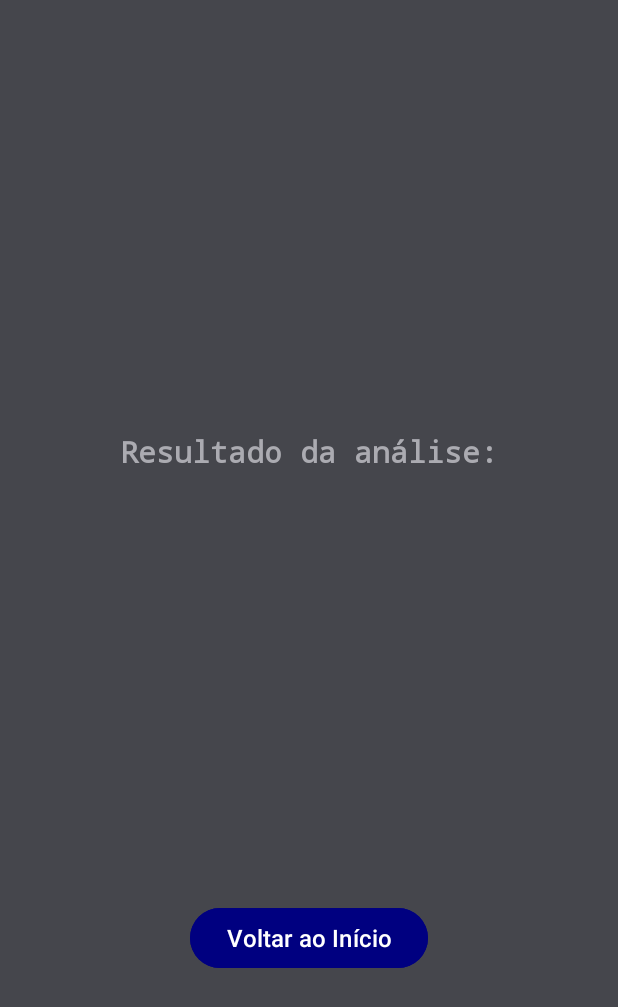
After one commit to 2025-1-NCC3/Projeto2, an Android app: the Pagina4 screen opened directly, with no data from a screen before it, on a phone screen of 412 x 824 dp. The commit adds this screen. Shown: the top 1007 px of the screen. Run offline under Robolectric (Android 15) with nearby library versions, the phone set to English and light mode, and no system bars.

Commit message:
adição de uma página de resultado + botão para voltar ao início

```diff
--- a/app/src/main/AndroidManifest.xml
+++ b/app/src/main/AndroidManifest.xml
@@ -12,6 +12,9 @@
         android:supportsRtl="true"
         android:theme="@style/Theme.SafeRide"
         tools:targetApi="31">
+        <activity
+            android:name=".Pagina4"
+            android:exported="false" />
         <activity
             android:name=".PoliticaPrivacidade"
             android:exported="false" />
@@ -32,8 +35,7 @@
             android:exported="false" />
         <activity
             android:name=".MainActivity"
-            android:exported="true">
-        </activity>
+            android:exported="true"></activity>
     </application>
 
 </manifest>
--- a/app/src/main/java/br/fecapccp/saferide/Pagina3.java
+++ b/app/src/main/java/br/fecapccp/saferide/Pagina3.java
@@ -64,16 +64,15 @@ public class Pagina3 extends AppCompatActivity {
             String temperamento = respostas.determinarTemperamento();
 
             // Exibir o resultado
-            AlertDialog.Builder builder = new AlertDialog.Builder(this);
-            builder.setTitle("Seu Perfil de Temperamento")
-                    .setMessage(temperamento)
-                    .setPositiveButton("OK", (dialog, which) -> dialog.dismiss())
-                    .show();
+            Intent intent = new Intent(this, Pagina4.class);
+            intent.putExtra("resultado", temperamento);
+            startActivity(intent);
+            finish();
         }
     }
 
     public void anterior(View view){
-        Intent voltarTela = new Intent(getApplicationContext(), MainActivity.class);
+        Intent voltarTela = new Intent(getApplicationContext(), Pagina2.class);
         startActivity(voltarTela); // Adicionado startActivity para efetivar a mudança de tela
     }
 }
--- /dev/null
+++ b/app/src/main/java/br/fecapccp/saferide/Pagina4.java
@@ -0,0 +1,37 @@
+package br.fecapccp.saferide;
+
+import android.content.Intent;
+import android.os.Bundle;
+import android.view.View;
+import android.widget.TextView;
+
+import androidx.activity.EdgeToEdge;
+import androidx.appcompat.app.AppCompatActivity;
+import androidx.core.graphics.Insets;
+import androidx.core.view.ViewCompat;
+import androidx.core.view.WindowInsetsCompat;
+
+public class Pagina4 extends AppCompatActivity {
+
+    @Override
+    protected void onCreate(Bundle savedInstanceState) {
+        super.onCreate(savedInstanceState);
+        setContentView(R.layout.activity_pagina4);
+
+        // Obtendo o resultado da análise passada pela intent
+        String resultado = getIntent().getStringExtra("resultado");
+
+        // Referenciando o TextView e exibindo o resultado
+        TextView resultadoView = findViewById(R.id.textResultado);
+        resultadoView.setText(resultado);
+    }
+
+
+    // Método para voltar à tela inicial
+    public void voltarInicio(View view) {
+        Intent intent = new Intent(this, PaginaPrincipal.class);
+        startActivity(intent);
+        finish(); // Finaliza a atividade para não ficar na pilha
+    }
+
+}
--- /dev/null
+++ b/app/src/main/res/layout/activity_pagina4.xml
@@ -0,0 +1,56 @@
+<?xml version="1.0" encoding="utf-8"?>
+<androidx.constraintlayout.widget.ConstraintLayout
+    xmlns:android="http://schemas.android.com/apk/res/android"
+    xmlns:app="http://schemas.android.com/apk/res-auto"
+    xmlns:tools="http://schemas.android.com/tools"
+    android:layout_width="match_parent"
+    android:layout_height="match_parent"
+    android:background="@color/cinzaEscuro"
+    tools:context=".Pagina4">
+
+    <TextView
+        android:id="@+id/textResultadoMensagem"
+        android:layout_width="wrap_content"
+        android:layout_height="wrap_content"
+        android:fontFamily="monospace"
+        android:text="@string/textResultado"
+        android:textAlignment="center"
+        android:textColor="@color/cinzaClaro"
+        android:textSize="20sp"
+        android:textStyle="bold"
+        app:layout_constraintBottom_toTopOf="@+id/buttonVoltar"
+        app:layout_constraintEnd_toEndOf="parent"
+        app:layout_constraintHorizontal_bias="0.5"
+        app:layout_constraintStart_toStartOf="parent"
+        app:layout_constraintTop_toTopOf="parent"
+        app:layout_constraintVertical_bias="0.5" />
+
+    <TextView
+        android:id="@+id/textResultado"
+        android:layout_width="wrap_content"
+        android:layout_height="wrap_content"
+        android:fontFamily="monospace"
+        android:text=""
+        android:textAlignment="center"
+        android:textColor="@color/cinzaClaro"
+        android:textSize="20sp"
+        android:textStyle="bold"
+        app:layout_constraintBottom_toBottomOf="parent"
+        app:layout_constraintEnd_toEndOf="parent"
+        app:layout_constraintHorizontal_bias="0.496"
+        app:layout_constraintStart_toStartOf="parent"
+        app:layout_constraintTop_toTopOf="parent" />
+
+    <Button
+        android:id="@+id/buttonVoltar"
+        android:layout_width="wrap_content"
+        android:layout_height="wrap_content"
+        android:text="@string/btnVoltar"
+        android:textSize="16sp"
+        android:onClick="voltarInicio"
+        android:backgroundTint="@color/azulMarinho"
+        app:layout_constraintTop_toBottomOf="@+id/textResultado"
+        app:layout_constraintBottom_toBottomOf="parent"
+        app:layout_constraintStart_toStartOf="parent"
+        app:layout_constraintEnd_toEndOf="parent"/>
+</androidx.constraintlayout.widget.ConstraintLayout>
--- a/app/src/main/res/values/appValues.xml
+++ b/app/src/main/res/values/appValues.xml
@@ -33,6 +33,10 @@
     <string name="btnIniciar">Iniciar</string>
     <string name="textTermoPoliticaVisualizar"><u>Termo de Política de Privacidade</u></string>
 
+    <!-- Página de Resultado da Análise Comportamental -->
+    <string name="textResultado">Resultado da análise:</string>
+    <string name="btnVoltar">Voltar ao Início</string>
+
     <!-- Botôes do Formulário -->
     <string name="btnNext">Seguinte</string>
     <string name="btnPrevious">Anterior</string>
```
Also changed, not shown: 1 other file.
